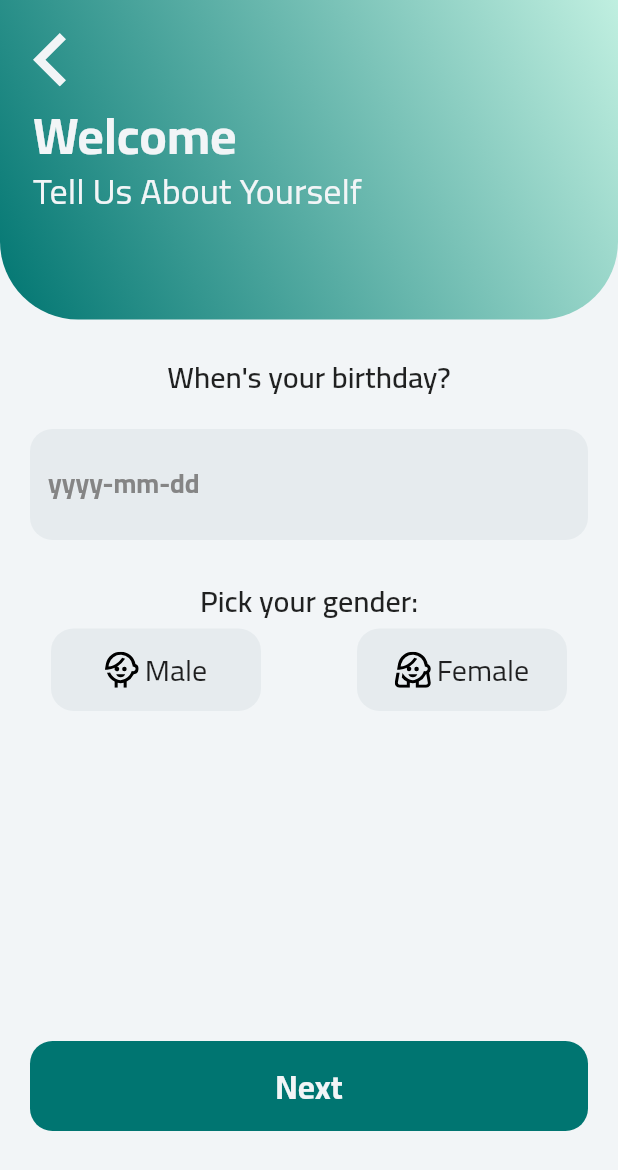
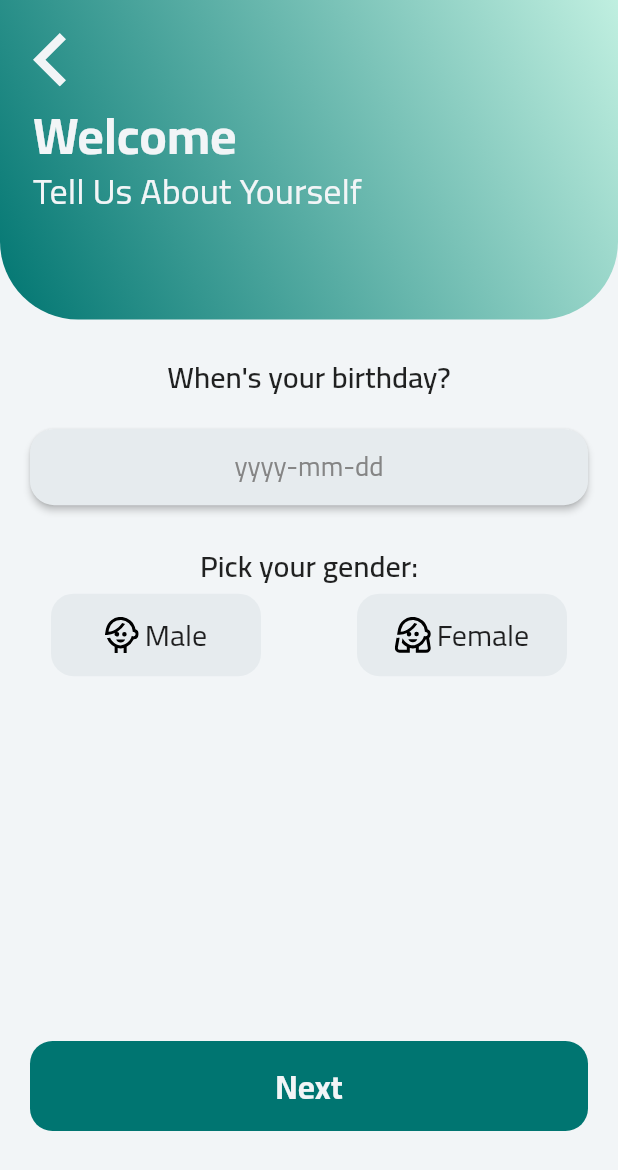
Before and after one commit to hasanShaaban/graph, a Flutter app: the SignupBirthdayGender screen opened directly with empty values, on a phone screen of 412 x 824 dp. Shown: the top 1170 px of the screen. Run offline on Flutter 3.47's test engine with Material 3 defaults, Android fonts, the phone set to English and light mode, and no system bars; our stand-ins replace bloc, dartz, dio, dots_indicator, flutter_bloc, flutter_datetime_picker_plus and 7 more; missing offline and left inert: easy_pdf_viewer; accounts and stored records are empty.

Commit message:
Add calendar in birthday and gender page

```diff
--- a/lib/features/auth/presentation/views/widgets/birthday_gender_body.dart
+++ b/lib/features/auth/presentation/views/widgets/birthday_gender_body.dart
@@ -1,12 +1,14 @@
 import 'package:flutter/material.dart';
+import 'package:flutter_datetime_picker_plus/flutter_datetime_picker_plus.dart';
+import 'package:graph/core/utils/app_text_style.dart';
+import 'package:graph/core/utils/constants.dart';
+import 'package:intl/intl.dart';
 
 import '../../../../../generated/l10n.dart';
 import 'custom_text.dart';
 import 'gender_button.dart';
-import 'user_name_text_field.dart';
 
 class BirthdayGenderBody extends StatefulWidget {
-
   final FormFieldSetter<String> onBirthDateSaved;
   final FormFieldSetter<String> onGenderSaved;
   const BirthdayGenderBody({
@@ -14,7 +16,6 @@ class BirthdayGenderBody extends StatefulWidget {
 
     required this.onBirthDateSaved,
     required this.onGenderSaved,
-
   });
 
   @override
@@ -23,7 +24,7 @@ class BirthdayGenderBody extends StatefulWidget {
 
 class _BirthdayGenderBodyState extends State<BirthdayGenderBody> {
   String? selectedGender;
-
+  DateTime? selectedTime;
   @override
   Widget build(BuildContext context) {
     final lang = S.of(context);
@@ -34,13 +35,99 @@ class _BirthdayGenderBodyState extends State<BirthdayGenderBody> {
           children: [
             CustomText(text: lang.birthday),
             SizedBox(height: 16),
-            UserNameTextField(
+            FormField<String>(
+              validator: (value) {
+                if (selectedTime == null) {
+                  return lang.pleaseEnterBirthDate;
+                }
+                return null;
+              },
+              onSaved: (value) {
+                widget.onBirthDateSaved(
+                  DateFormat("yyyy-MM-dd").format(selectedTime!),
+                );
+              },
+              builder: (fieldState) {
+                return Column(
+                  crossAxisAlignment: CrossAxisAlignment.start,
+                  children: [
+                    SizedBox(
+                      //  color: Constants.lightSecondryColor,
+                      width: MediaQuery.of(context).size.width * 372 / 412,
+                      height: MediaQuery.of(context).size.height * 55 / 892,
+                      child: ElevatedButton(
+                        style: ElevatedButton.styleFrom(
+                          backgroundColor: Constants.lightSecondryColor,
+                          shape: RoundedRectangleBorder(
+                            borderRadius: BorderRadius.circular(16),
+                          ),
+                        ),
+                        onPressed: () {
+                          DatePicker.showDatePicker(
+                            context,
+                            showTitleActions: true,
+                            minTime: DateTime(1950, 1, 1),
+                            maxTime: DateTime.now(),
+                            onConfirm: (date) {
+                              setState(() {
+                                selectedTime = date;
+                                fieldState.didChange("ok");
+                              });
+                            },
+                            currentTime: DateTime.now(),
+                            locale:
+                                lang.lang == 'en'
+                                    ? LocaleType.en
+                                    : LocaleType.ar,
+                          );
+                        },
+                        child: Text(
+                          selectedTime == null
+                              ? 'yyyy-mm-dd'
+                              : DateFormat("yyyy-MM-dd").format(selectedTime!),
+                          style: AppTextStyle.cairoRegular18.copyWith(
+                            color: Constants.darkSecondryColor,
+                          ),
+                        ),
+                      ),
+                    ),
+                    if (fieldState.hasError)
+                      Padding(
+                        padding: const EdgeInsets.only(top: 8.0),
+                        child: Text(
+                          fieldState.errorText ?? '',
+                          style: TextStyle(color: Colors.red, fontSize: 12),
+                        ),
+                      ),
+                  ],
+                );
+              },
+            ),
 
-              onSaved: widget.onBirthDateSaved,
-              text: 'yyyy-mm-dd',
-              width: double.infinity,
-              textInputType: TextInputType.datetime,
-            ),
+            // ElevatedButton(
+            //   onPressed: () {
+            //     DatePicker.showDatePicker(
+            //       context,
+            //       showTitleActions: true,
+            //       minTime: DateTime(1950, 1, 1),
+            //       maxTime: DateTime.now(),
+            //       onConfirm: (data) {
+            //         setState(() {
+            //           selectedTime = data;
+            //         });
+            //       },
+            //       currentTime: DateTime.now(),
+            //       locale: LocaleType.ar,
+            //     );
+            //   },
+            //   child:Text(selectedTime==null ? 'yyyy-mm-dd' : DateFormat("yyyy-MM-dd").format(selectedTime!)) ,
+            // ),
+            // UserNameTextField(
+            //   onSaved: widget.onBirthDateSaved,
+            //   text: 'yyyy-mm-dd',
+            //   width: double.infinity,
+            //   textInputType: TextInputType.datetime,
+            // ),
             SizedBox(height: 22),
             CustomText(text: lang.pickGender),
 
@@ -60,9 +147,7 @@ class _BirthdayGenderBodyState extends State<BirthdayGenderBody> {
                       onGenderSelected: (gender) {
                         setState(() {
                           selectedGender = gender;
-                          fieldState.didChange(
-                            gender,
-                          );
+                          fieldState.didChange(gender);
                         });
                       },
                     ),
--- a/lib/l10n/intl_ar.arb
+++ b/lib/l10n/intl_ar.arb
@@ -103,6 +103,7 @@
   "darkMode":"الوضع المظلم",
   "changeLanguage":"تغيير اللغة",
   "logout":"تسجيل خروج",
-  "selectYourSpacialization":" اختر اختصاصك"
+  "selectYourSpacialization":" اختر اختصاصك",
+  "pleaseEnterBirthDate": "الرجاء اختيار تاريخ الميلاد"
 
 }
--- a/lib/l10n/intl_en.arb
+++ b/lib/l10n/intl_en.arb
@@ -103,5 +103,6 @@
   "darkMode":"Dark mode",
   "changeLanguage":"Change language",
   "logout":"Logout",
-  "selectYourSpacialization": "Select your specialization"
+  "selectYourSpacialization": "Select your specialization",
+  "pleaseEnterBirthDate": "please enter birth date"
 }
--- a/pubspec.yaml
+++ b/pubspec.yaml
@@ -37,6 +37,7 @@ dependencies:
   flutter:
     sdk: flutter
   flutter_bloc: ^9.1.1
+  flutter_datetime_picker_plus: ^2.2.0
   flutter_localizations:
     sdk: flutter
   flutter_svg: ^2.1.0
```
Also changed, not shown: lib/generated/intl/messages_ar.dart, lib/generated/intl/messages_en.dart, lib/generated/l10n.dart, pubspec.lock.
